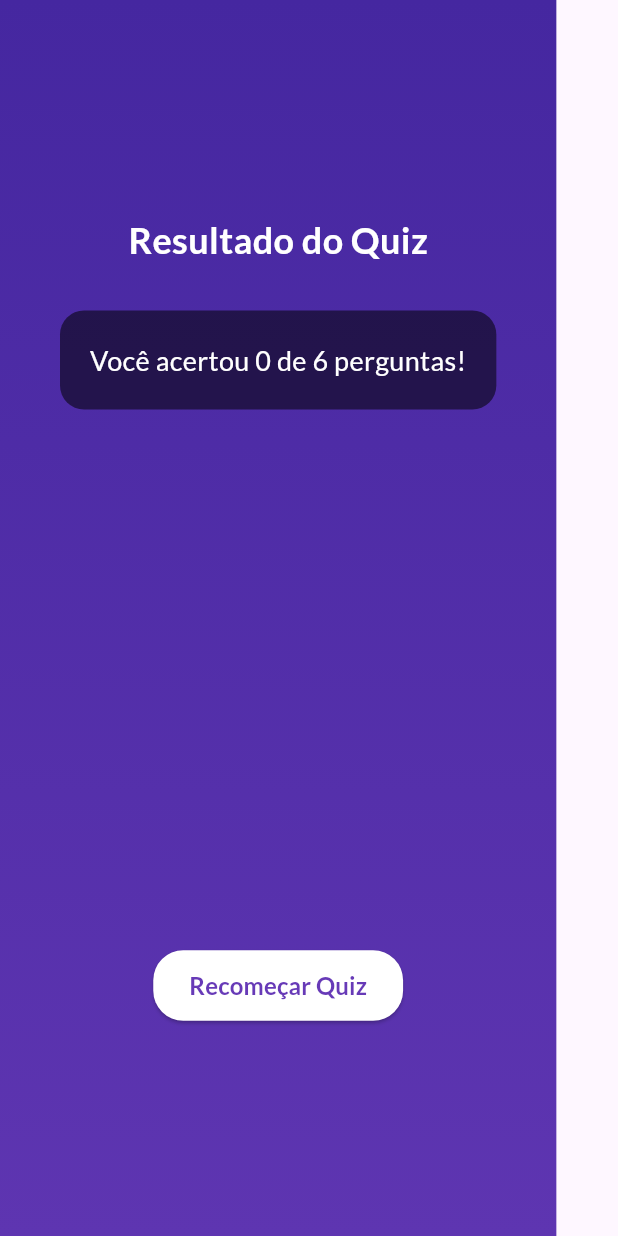
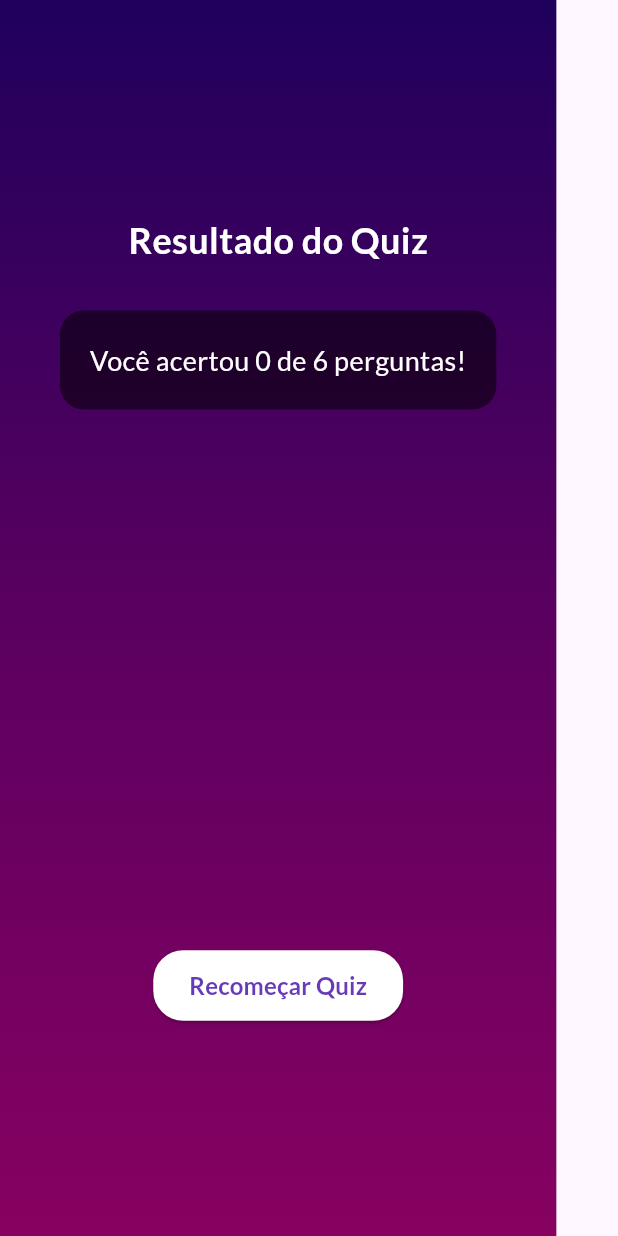
Before and after one commit to rlneto/flutterquiz, a Flutter app: the ResultsScreen screen opened directly with empty values, on a phone screen of 412 x 824 dp. Run offline on Flutter 3.47's test engine with Material 3 defaults, Android fonts, the phone set to English and light mode, and no system bars; our stand-ins replace google_fonts.

```diff
--- a/lib/results_screen.dart
+++ b/lib/results_screen.dart
@@ -4,11 +4,17 @@ import 'package:flutterquiz/models/questions_summary.dart';
 import 'package:google_fonts/google_fonts.dart';
 
 class ResultsScreen extends StatelessWidget {
-  const ResultsScreen({super.key, required this.chosenAnswers});
+  const ResultsScreen({
+    super.key,
+    required this.chosenAnswers,
+    required this.restartQuiz,
+  });
 
   final List<String> chosenAnswers;
 
-  List<Map<String, Object>> getSummaryData() {
+  final Function() restartQuiz;
+
+  List<Map<String, Object>> get summaryData {
     final List<Map<String, Object>> summary = [];
 
     for (var i = 0; i < chosenAnswers.length; i++) {
@@ -25,7 +31,6 @@ class ResultsScreen extends StatelessWidget {
 
   @override
   Widget build(BuildContext context) {
-    final summaryData = getSummaryData();
     final numTotalQuestions = questions.length;
     final numCorrectQuestions =
         summaryData
@@ -37,7 +42,7 @@ class ResultsScreen extends StatelessWidget {
         padding: const EdgeInsets.all(40),
         decoration: BoxDecoration(
           gradient: LinearGradient(
-            colors: [Colors.deepPurple.shade800, Colors.deepPurple.shade600],
+            colors: [Color(0xff1f005c), Color(0xff5b0060), Color(0xff870160)],
             begin: Alignment.topCenter,
             end: Alignment.bottomCenter,
           ),
@@ -81,7 +86,7 @@ class ResultsScreen extends StatelessWidget {
                   borderRadius: BorderRadius.circular(20),
                 ),
               ),
-              onPressed: () {},
+              onPressed: restartQuiz,
               child: Text(
                 'Recomeçar Quiz',
                 style: GoogleFonts.lato(
```
Also changed, not shown: lib/quiz.dart (+11 -1 lines).
